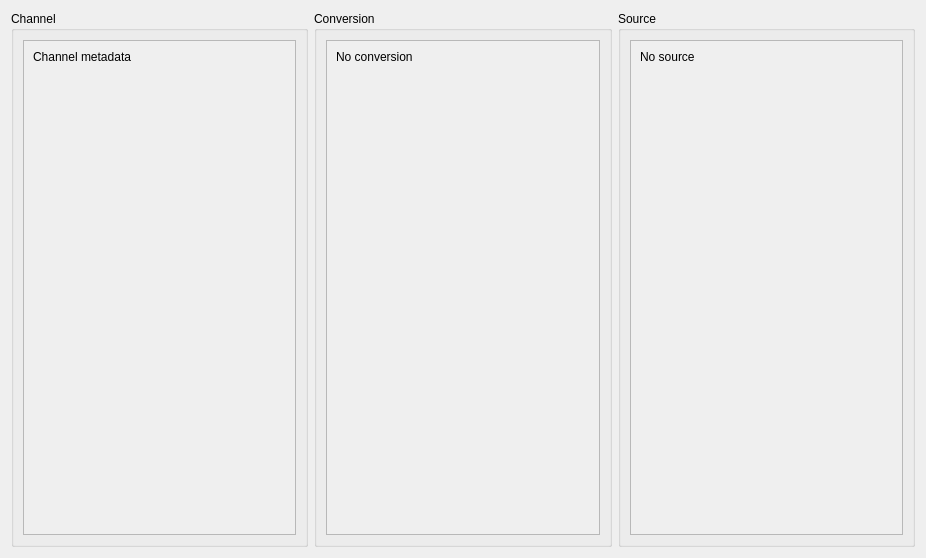
The window that asammdf/gui/ui/channel_info_widget.ui (danielhrisca/asammdf) describes before a commit, drawn with Qt 5.
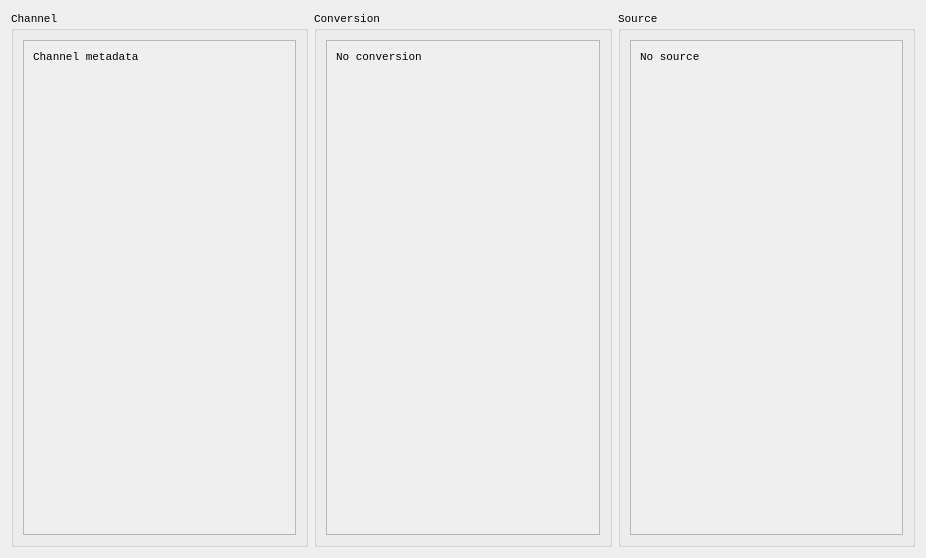
The same window after the commit.

Commit message: consolas font

Diff of the .ui file:
```diff
--- a/asammdf/gui/ui/channel_info_widget.ui
+++ b/asammdf/gui/ui/channel_info_widget.ui
@@ -16,6 +16,12 @@
   <layout class="QHBoxLayout" name="horizontalLayout">
    <item>
     <widget class="QGroupBox" name="groupBox">
+     <property name="font">
+      <font>
+       <family>Consolas</family>
+       <pointsize>8</pointsize>
+      </font>
+     </property>
      <property name="title">
       <string>Channel</string>
      </property>
@@ -70,6 +76,12 @@
    </item>
    <item>
     <widget class="QGroupBox" name="groupBox_2">
+     <property name="font">
+      <font>
+       <family>Consolas</family>
+       <pointsize>8</pointsize>
+      </font>
+     </property>
      <property name="title">
       <string>Conversion</string>
      </property>
@@ -121,6 +133,12 @@
    </item>
    <item>
     <widget class="QGroupBox" name="groupBox_3">
+     <property name="font">
+      <font>
+       <family>Consolas</family>
+       <pointsize>8</pointsize>
+      </font>
+     </property>
      <property name="title">
       <string>Source</string>
      </property>
```
The commit also changes 5 other files.
